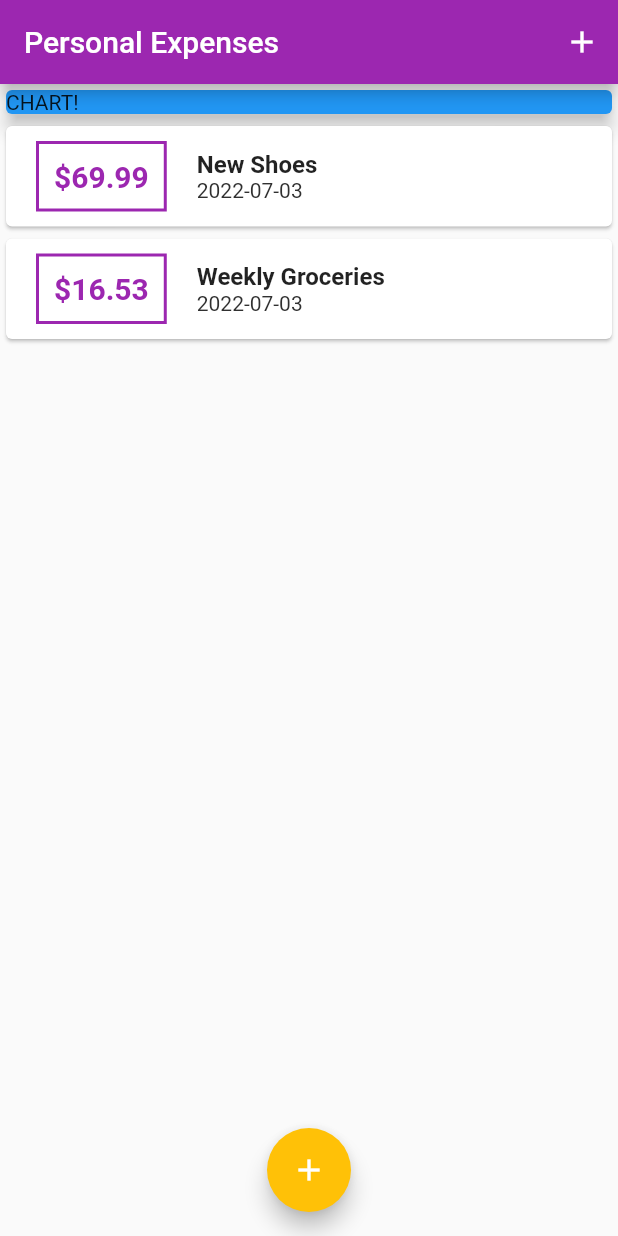
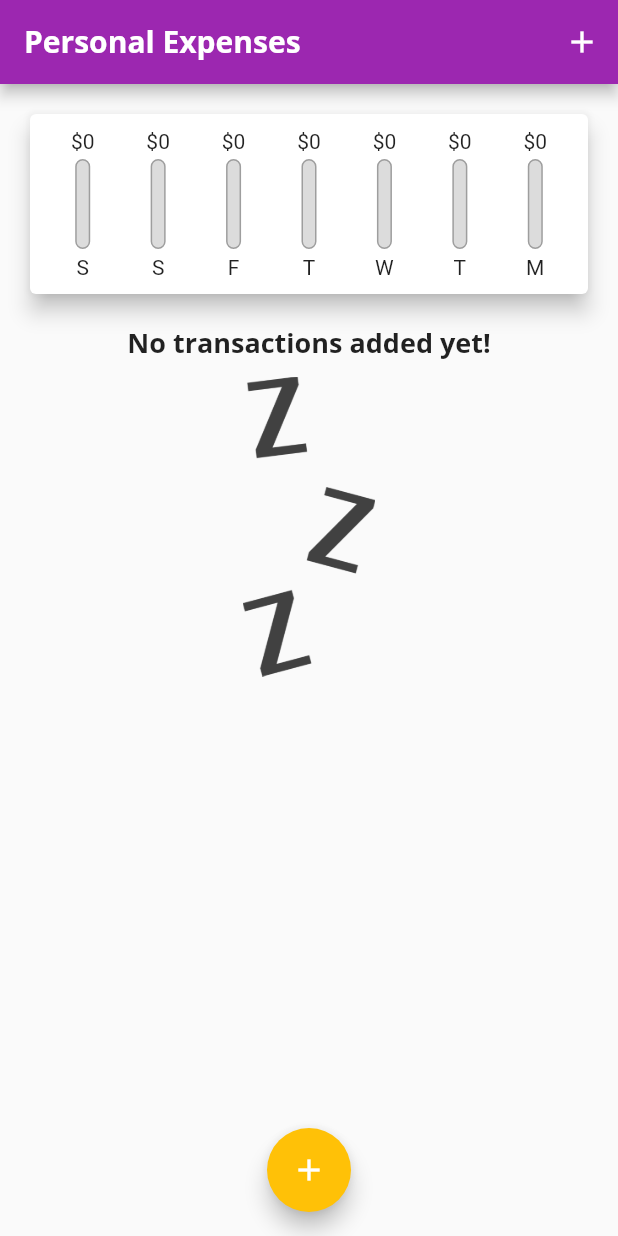
Before and after one commit to jortan02/personal_expenses_app, a Flutter app: the screen it shows after launch, on a phone screen of 412 x 824 dp. Run offline on Flutter 3.47's test engine with Material 2 defaults, Android fonts, the phone set to English and light mode, and no system bars.

Commit message:
Added fonts, added chart, added empty state

```diff
--- a/lib/main.dart
+++ b/lib/main.dart
@@ -1,11 +1,23 @@
 import 'package:flutter/material.dart';
+import './widgets/chart.dart';
 import './widgets/transaction_list.dart';
 import './../models/transaction.dart';
 import './widgets/new_transaction.dart';
 
 void main() => runApp(const MyApp());
 
-final ThemeData theme = ThemeData(primarySwatch: Colors.purple);
+final ThemeData theme = ThemeData(
+    primarySwatch: Colors.purple,
+    fontFamily: "Quicksand",
+    textTheme: ThemeData.light().textTheme.copyWith(
+        headline5: const TextStyle(
+            fontFamily: "OpenSans", fontWeight: FontWeight.bold, fontSize: 18)),
+    appBarTheme: const AppBarTheme(
+        titleTextStyle: TextStyle(
+            fontFamily: "OpenSans",
+            fontSize: 20,
+            fontWeight: FontWeight.bold)));
+
 class MyApp extends StatelessWidget {
   const MyApp({Key? key}) : super(key: key);
 
@@ -13,10 +25,9 @@ class MyApp extends StatelessWidget {
   Widget build(BuildContext context) {
     return MaterialApp(
       title: 'Personal Expenses',
-      home: MyHomePage(),
+      home: const MyHomePage(),
       theme: theme.copyWith(
-        colorScheme: theme.colorScheme.copyWith(secondary: Colors.amber)
-      ),
+          colorScheme: theme.colorScheme.copyWith(secondary: Colors.amber)),
     );
   }
 }
@@ -30,14 +41,20 @@ class MyHomePage extends StatefulWidget {
 
 class _MyHomePageState extends State<MyHomePage> {
   final List<Transaction> _userTransactions = [
-    Transaction(
-        id: "t1", title: "New Shoes", amount: 69.99, date: DateTime.now()),
-    Transaction(
-        id: "t2",
-        title: "Weekly Groceries",
-        amount: 16.53,
-        date: DateTime.now()),
+    // Transaction(
+    //     id: "t1", title: "New Shoes", amount: 69.99, date: DateTime.now()),
+    // Transaction(
+    //     id: "t2",
+    //     title: "Weekly Groceries",
+    //     amount: 16.53,
+    //     date: DateTime.now()),
   ];
+
+  List<Transaction> get _recentTransactions {
+    return _userTransactions.where((element) {
+      return element.date.isAfter(DateTime.now().subtract(const Duration(days: 7)));
+    }).toList();
+  }
 
   void _addNewTransaction(String title, double amount) {
     final newTx = Transaction(
@@ -56,8 +73,8 @@ class _MyHomePageState extends State<MyHomePage> {
         builder: (_) {
           return GestureDetector(
               onTap: () {},
-              child: NewTransaction(addTransaction: _addNewTransaction),
-              behavior: HitTestBehavior.opaque);
+              behavior: HitTestBehavior.opaque,
+              child: NewTransaction(addTransaction: _addNewTransaction));
         });
   }
 
@@ -76,14 +93,7 @@ class _MyHomePageState extends State<MyHomePage> {
         child: Column(
           crossAxisAlignment: CrossAxisAlignment.start,
           children: <Widget>[
-            Container(
-              width: double.infinity,
-              child: const Card(
-                elevation: 5,
-                child: Text("CHART!"),
-                color: Colors.blue,
-              ),
-            ),
+            Chart(recentTransactions: _recentTransactions),
             TransactionList(transactions: _userTransactions)
           ],
         ),
--- /dev/null
+++ b/lib/widgets/chart.dart
@@ -0,0 +1,60 @@
+import 'package:flutter/material.dart';
+import './../widgets/chart_bar.dart';
+import './../models/transaction.dart';
+import 'package:intl/intl.dart';
+
+class Chart extends StatelessWidget {
+  final List<Transaction> recentTransactions;
+  const Chart({Key? key, required this.recentTransactions}) : super(key: key);
+
+  double get totalSpending {
+    return groupedTransactionValues.fold(0.0, (sum, item) {
+      return sum + (item["amount"] as double);
+    });
+  }
+
+  List<Map<String, Object>> get groupedTransactionValues {
+    return List.generate(7, (index) {
+      final weekDay = DateTime.now().subtract(Duration(days: index));
+      var totalSum = 0.0;
+      for (var transaction in recentTransactions) {
+        if (transaction.date.day == weekDay.day &&
+            transaction.date.month == weekDay.month &&
+            transaction.date.year == weekDay.year) {
+          totalSum += transaction.amount;
+        }
+      }
+
+      print(DateFormat.E().format(weekDay));
+      print(totalSum);
+
+      return {
+        "day": DateFormat.E().format(weekDay).substring(0, 1),
+        "amount": totalSum
+      };
+    });
+  }
+
+  @override
+  Widget build(BuildContext context) {
+    print(groupedTransactionValues);
+    return Card(
+      elevation: 6,
+      margin: const EdgeInsets.all(20),
+      child: Container(
+        padding: const EdgeInsets.all(10),
+        child: Row(
+          mainAxisAlignment: MainAxisAlignment.spaceAround,
+            children: groupedTransactionValues.map((data) {
+          return Flexible(
+            fit: FlexFit.tight,
+            child: ChartBar(
+                label: (data["day"] as String),
+                spendingAmount: (data["amount"] as double),
+                spendingPercentage: totalSpending == 0.0 ? 0.0 : (data["amount"] as double) / totalSpending),
+          );
+        }).toList()),
+      ),
+    );
+  }
+}
--- /dev/null
+++ b/lib/widgets/chart_bar.dart
@@ -0,0 +1,48 @@
+import 'package:flutter/material.dart';
+
+class ChartBar extends StatelessWidget {
+  final String label;
+  final double spendingAmount;
+  final double spendingPercentage;
+
+  const ChartBar(
+      {Key? key,
+      required this.label,
+      required this.spendingAmount,
+      required this.spendingPercentage})
+      : super(key: key);
+
+  @override
+  Widget build(BuildContext context) {
+    return Column(
+      children: [
+        FittedBox(child: Text("\$${spendingAmount.toStringAsFixed(0)}")),
+        const SizedBox(
+          height: 4,
+        ),
+        Container(
+          height: 60,
+          width: 10,
+          child: Stack(children: [
+            Container(
+                decoration: BoxDecoration(
+                    border: Border.all(color: Colors.grey, width: 1.0),
+                    color: const Color.fromRGBO(220, 220, 220, 1),
+                    borderRadius: BorderRadius.circular(10))),
+            FractionallySizedBox(
+                heightFactor: spendingPercentage,
+                child: Container(
+                  decoration: BoxDecoration(
+                      color: Theme.of(context).primaryColor,
+                      borderRadius: BorderRadius.circular(10)),
+                ))
+          ]),
+        ),
+        const SizedBox(
+          height: 4,
+        ),
+        Text(label)
+      ],
+    );
+  }
+}
--- a/lib/widgets/new_transaction.dart
+++ b/lib/widgets/new_transaction.dart
@@ -2,7 +2,7 @@ import 'package:flutter/material.dart';
 
 class NewTransaction extends StatefulWidget {
   final Function addTransaction;
-  NewTransaction({Key? key, required this.addTransaction}) : super(key: key);
+  const NewTransaction({Key? key, required this.addTransaction}) : super(key: key);
 
   @override
   State<NewTransaction> createState() => _NewTransactionState();
--- a/lib/widgets/transaction_list.dart
+++ b/lib/widgets/transaction_list.dart
@@ -4,23 +4,46 @@ import './../models/transaction.dart';
 
 class TransactionList extends StatelessWidget {
   final List<Transaction> transactions;
-  const TransactionList({Key? key, required this.transactions}) : super(key: key);
+  const TransactionList({Key? key, required this.transactions})
+      : super(key: key);
 
   @override
   Widget build(BuildContext context) {
     return Container(
+      alignment: Alignment.center,
       height: 300,
-      child: ListView.builder(
+      child: transactions.isEmpty
+          ? Column(
+              children: [
+                Text(
+                  "No transactions added yet!",
+                  style: Theme.of(context).textTheme.headline5,
+                ),
+                const SizedBox(
+                  height: 10,
+                )
+                ,
+                Container(
+                    height: 200,
+                    child: Image.asset("assets/images/waiting.png",
+                        fit: BoxFit.cover))
+              ],
+            )
+          : ListView.builder(
               itemBuilder: (context, index) {
                 return Card(
                   child: Row(
                     children: [
                       Container(
-                  margin: const EdgeInsets.symmetric(vertical: 10, horizontal: 20),
+                        margin: const EdgeInsets.symmetric(
+                            vertical: 10, horizontal: 20),
                         decoration: BoxDecoration(
-                      border: Border.all(color: Theme.of(context).primaryColor, width: 2)),
+                            border: Border.all(
+                                color: Theme.of(context).primaryColor,
+                                width: 2)),
                         padding: const EdgeInsets.all(10),
-                  child: Text("\$${transactions[index].amount.toStringAsFixed(2)}",
+                        child: Text(
+                            "\$${transactions[index].amount.toStringAsFixed(2)}",
                             style: TextStyle(
                                 fontWeight: FontWeight.bold,
                                 fontSize: 20,
@@ -29,14 +52,14 @@ class TransactionList extends StatelessWidget {
                       Column(
                         crossAxisAlignment: CrossAxisAlignment.start,
                         children: [
+                          Text(transactions[index].title,
+                              style: Theme.of(context).textTheme.headline5),
                           Text(
-                      transactions[index].title,
-                      style: const TextStyle(fontWeight: FontWeight.bold, fontSize: 16),
-                    ),
-                    Text(
-                      DateFormat("yyyy-MM-dd").format(transactions[index].date),
+                            DateFormat("yyyy-MM-dd")
+                                .format(transactions[index].date),
                             style: const TextStyle(
-                          fontSize: 14, color: Color.fromARGB(255, 48, 48, 48)),
+                                fontSize: 14,
+                                color: Color.fromARGB(255, 48, 48, 48)),
                           )
                         ],
                       )
```
Also changed, not shown: pubspec.yaml (+13 -8 lines), assets/fonts/OpenSans-Bold.ttf (added), assets/fonts/OpenSans-Regular.ttf (added), assets/fonts/Quicksand-Bold.ttf (added), assets/fonts/Quicksand-Light.ttf (added), assets/fonts/Quicksand-Medium.ttf (added), assets/fonts/Quicksand-Regular.ttf (added), assets/images/waiting.png (added). Lines whose indentation alone changed are shown as unchanged.
